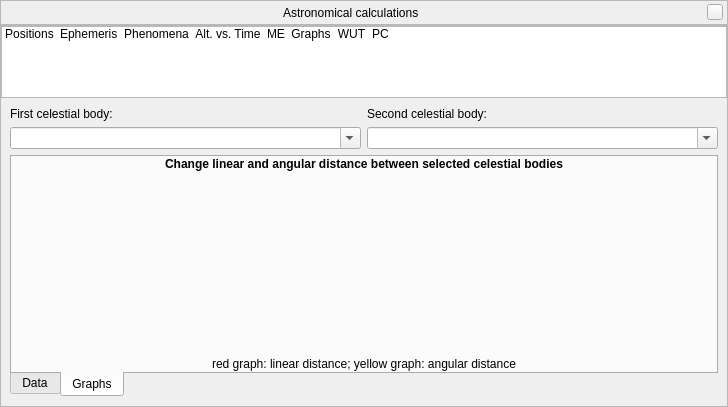
Qt form src/gui/astroCalcDialog.ui (519984307/stellarium_src) before a commit.
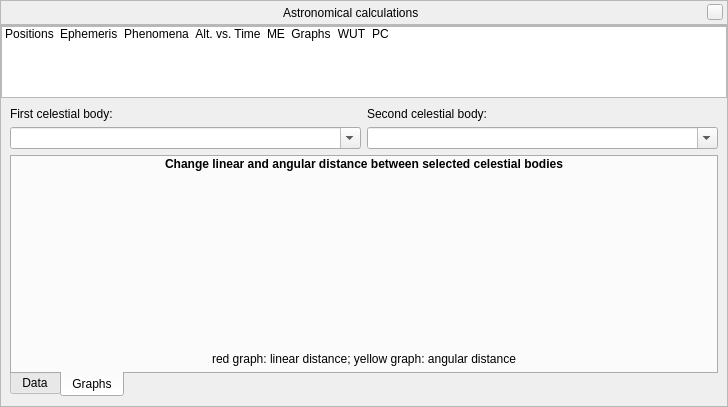
The same form after that commit. The open tabs and pages were chosen to show the change. Icons and pictures are not drawn. Custom widgets are drawn as their Qt base class.

Diff of the .ui file:
```diff
--- a/src/gui/astroCalcDialog.ui
+++ b/src/gui/astroCalcDialog.ui
@@ -1397,7 +1397,7 @@
               <property name="bottomMargin">
                <number>0</number>
               </property>
-              <item row="1" column="0">
+              <item row="2" column="0">
                <widget class="QCustomPlot" name="pcDistanceGraphPlot" native="true">
                 <property name="sizePolicy">
                  <sizepolicy hsizetype="Expanding" vsizetype="Expanding">
@@ -1423,8 +1423,20 @@
                 </property>
                </widget>
               </item>
-              <item row="2" column="0">
+              <item row="3" column="0">
                <widget class="QLabel" name="pcDistanceGraphLegend">
+                <property name="minimumSize">
+                 <size>
+                  <width>0</width>
+                  <height>25</height>
+                 </size>
+                </property>
+                <property name="maximumSize">
+                 <size>
+                  <width>16777215</width>
+                  <height>25</height>
+                 </size>
+                </property>
                 <property name="text">
                  <string>red graph: linear distance; yellow graph: angular distance</string>
                 </property>
```
